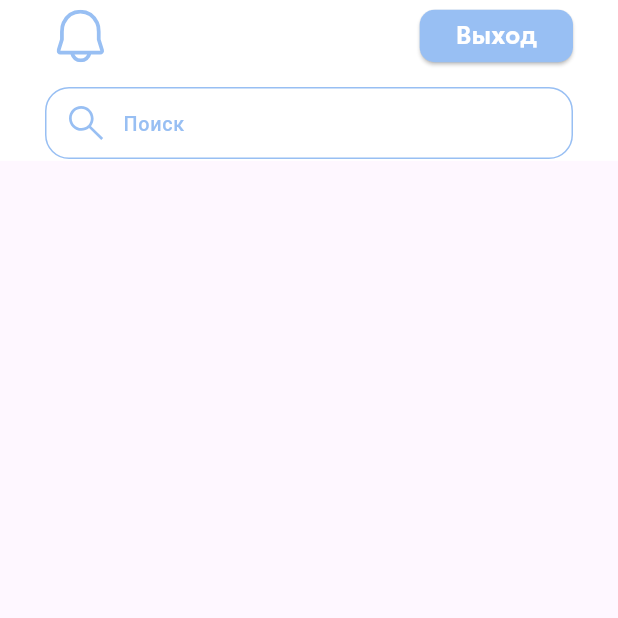
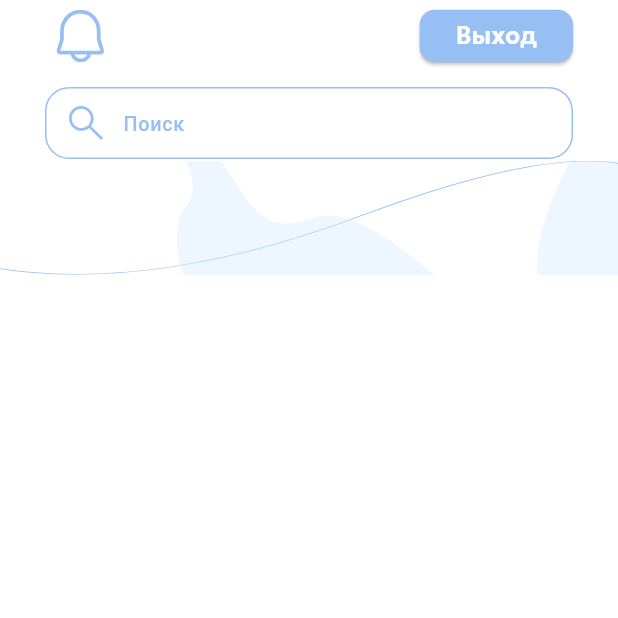
Before and after one commit to Bogdan-Taran/Fluorography-application, a Flutter app: the MedicScreen screen opened directly, on a phone screen of 412 x 824 dp, the top half of it. Run offline on Flutter 3.47's test engine with Material 3 defaults, Android fonts, the phone set to English and light mode, and no system bars; drawn by our look-alikes of accordion; our stand-ins replace bloc, equatable, flutter_bloc, flutter_svg, get, loading_animation_widget and 2 more; missing offline and left inert: bottom_picker, colorful_safe_area; accounts and stored records are empty; network calls fail; project files that could hold a hidden picture were left out.

Commit message:
changed UI design in MedicScreen

```diff
--- a/phone_application/lib/screens/medic_screen.dart
+++ b/phone_application/lib/screens/medic_screen.dart
@@ -95,6 +95,7 @@ class _MedicScreen extends State<MedicScreen> {
       color: Colors.white,
       child: Scaffold(
         resizeToAvoidBottomInset: true,
+        backgroundColor: Color(0xffffffff),
         // AppBar
         appBar: AppBar(
           automaticallyImplyLeading: false,
@@ -235,11 +236,50 @@ class _MedicScreen extends State<MedicScreen> {
           toolbarHeight: appBarHeight,
           elevation: 0,
         ),
-        body: SingleChildScrollView(
+        body: Stack(
+          children: [
+            Positioned.fill(
+                child: IgnorePointer(
+                  child: // Декорации
+                  Stack(
+                    children: [
+                      Align(
+                        alignment: Alignment(1, -1),
+                        child: SvgPicture.asset(
+                          'assets/images/vectorRight.svg',
+                          semanticsLabel: 'Top SVG Image',
+                          fit: BoxFit.fitWidth,
+                        ),
+                      ),
+                      Align(
+                        alignment: Alignment(1, 0.5),
+                        child: SvgPicture.asset(
+                          'assets/images/vectorLine.svg',
+                          semanticsLabel: 'Top SVG Image',
+                          fit: BoxFit.fill,
+                            width: MediaQuery.of(context).size.width * 1
+
+                        ),
+                      ),
+                      Align(
+                        alignment: Alignment.bottomCenter,
+                        // alignment: Alignment(1, 0.7),
+                        child: SvgPicture.asset(
+                          'assets/images/vectorBottom.svg',
+                          fit: BoxFit.fitWidth,
+                          width: MediaQuery.of(context).size.width * 1,
+                        ),
+                      ),
+                    ],
+                  ),
+                )
+            ),
+            SingleChildScrollView(
               child: Padding(
                 padding: EdgeInsets.symmetric(horizontal: 8, vertical: 8),
                 child: Column(
                   children: [
+
                     MultiBlocListener(
                       listeners: [
                         BlocListener<MedicBloc, MedicState>(
@@ -509,6 +549,8 @@ class _MedicScreen extends State<MedicScreen> {
                 ),
               ),
             ),
+          ],
+        ),
       ),
     );
   }
```
Lines whose indentation alone changed are shown as unchanged.
